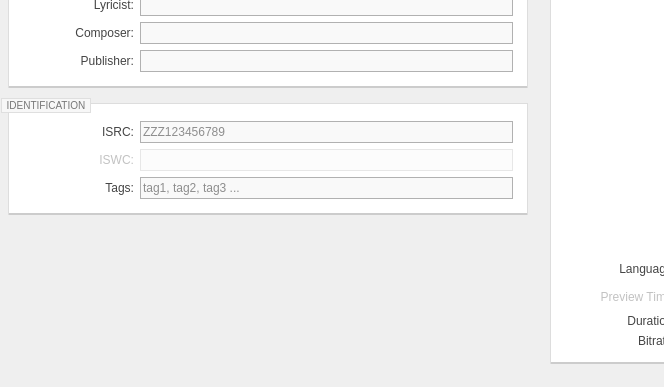
Before: the Qt Designer form resources/ui/track_page.ui in Iconoclasteinc/tgit, drawn with Qt 5; both pictures show x 0 to 664 and y 285 to 672 of the 1078 by 672 pixel window.
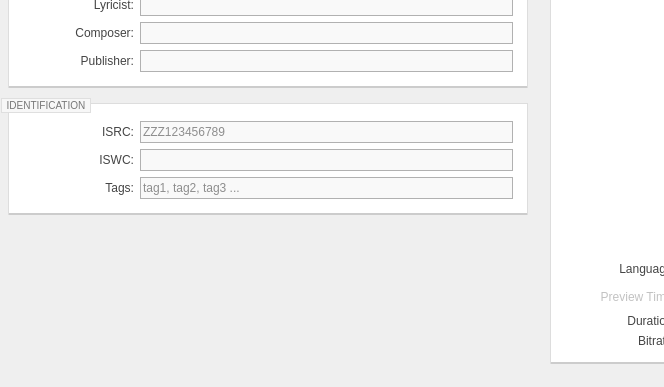
After: the same form once the commit is applied. Icons and pictures are not drawn. Custom widgets are drawn as their Qt base class.

Commit message: Enable the ISWC field on the track edition page.

The edit to the form file:
```diff
--- a/resources/ui/track_page.ui
+++ b/resources/ui/track_page.ui
@@ -535,9 +535,6 @@
             </item>
             <item row="1" column="0">
              <widget class="QLabel" name="_iswc_caption">
-              <property name="enabled">
-               <bool>false</bool>
-              </property>
               <property name="text">
                <string>ISWC:</string>
               </property>
@@ -570,11 +567,7 @@
              </widget>
             </item>
             <item row="1" column="1">
-             <widget class="QLineEdit" name="_iswc">
-              <property name="enabled">
-               <bool>false</bool>
-              </property>
-             </widget>
+             <widget class="QLineEdit" name="_iswc"/>
             </item>
             <item row="2" column="1">
              <widget class="QLineEdit" name="_tags">
```
The commit also changes 9 other files.
